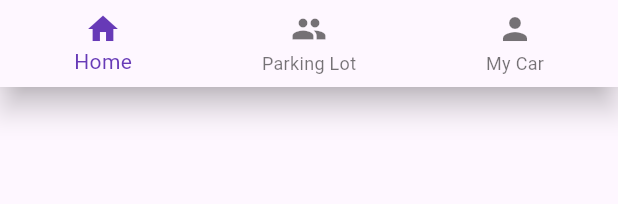
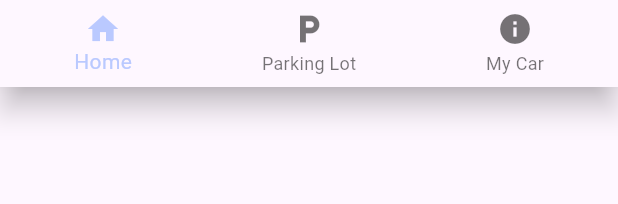
Before and after one commit to hyeonjoonpark/ORAI_IOT_APP, a Flutter app: what bottomNavigationBarWidget() shows on an empty page, opened directly, on a phone screen of 412 x 824 dp. Shown: the top 204 px of the screen. Run offline on Flutter 3.47's test engine with Material 3 defaults, Android fonts, the phone set to English and light mode, and no system bars; our stand-ins replace flutter_map, flutter_screenutil, geolocator, get, latlong2; network calls fail.

Commit message:
FIX: icon

```diff
--- a/lib/ui/components/bottom_navigation_widget.dart
+++ b/lib/ui/components/bottom_navigation_widget.dart
@@ -10,13 +10,13 @@ Widget bottomNavigationBarWidget(BottomNavigationProvider provider) {
       ),
       BottomNavigationBarItem(
         icon: Icon(
-          Icons.people,
+          Icons.local_parking,
         ),
         label: 'Parking Lot',
       ),
       BottomNavigationBarItem(
         icon: Icon(
-          Icons.person,
+          Icons.info,
         ),
         label: 'My Car',
       ),
@@ -25,6 +25,6 @@ Widget bottomNavigationBarWidget(BottomNavigationProvider provider) {
       provider.updateCurrentPage(index);
     },
     currentIndex: provider.currentPage, // current page
-    selectedItemColor: Colors.deepPurple,
+    selectedItemColor: const Color(0xffBAC9FF),
   );
 }
--- a/lib/ui/components/home_widget.dart
+++ b/lib/ui/components/home_widget.dart
@@ -138,8 +138,8 @@ class _HomeWidgetState extends State<HomeWidget> {
                     Get.offAndToNamed("/parkinglot");
                   },
                   style: ElevatedButton.styleFrom(
-                    backgroundColor: Colors.deepPurple,
-                    padding: EdgeInsets.symmetric(vertical: 10),
+                    backgroundColor: const Color(0xffBAC9FF),
+                    padding: const EdgeInsets.symmetric(vertical: 10),
                     shape: RoundedRectangleBorder(
                       borderRadius: BorderRadius.circular(10),
                     ),
@@ -148,7 +148,7 @@ class _HomeWidgetState extends State<HomeWidget> {
                     '주차장 예약하기',
                     style: TextStyle(
                       fontSize: 16,
-                      color: Colors.white,
+                      color: Colors.black,
                       fontWeight: FontWeight.w900,
                     ),
                   ),
```
